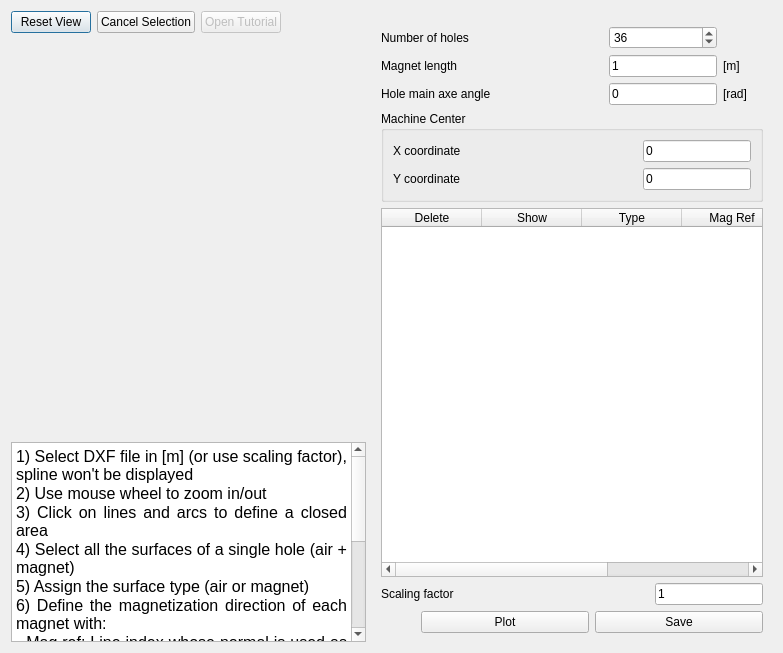
First picture: the form in pyleecan/GUI/Dxf/DXF_Hole.ui, repository Eomys/pyleecan, before the edit.
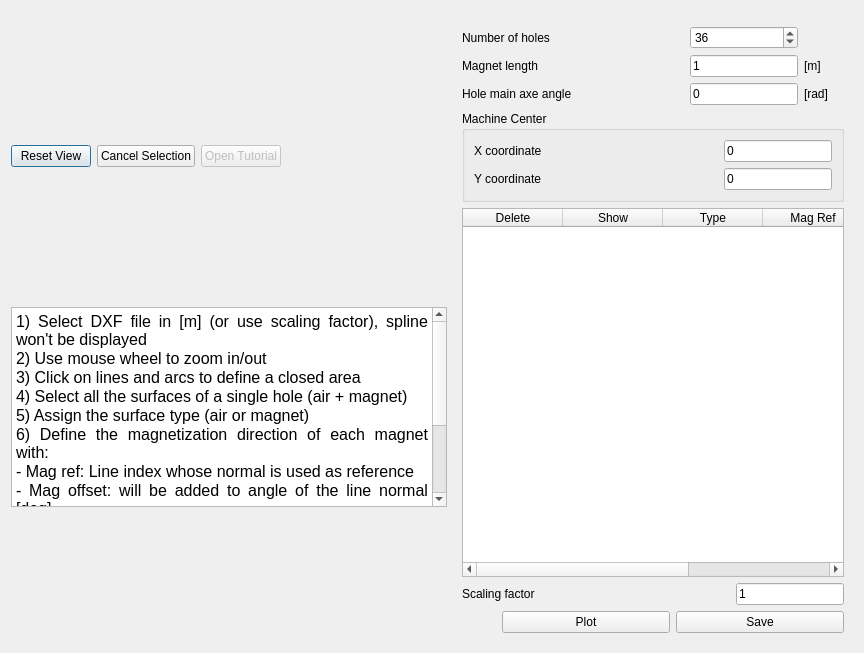
Second picture: the form after the edit. Icons and pictures are not drawn. Custom widgets are drawn as their Qt base class.

Commit message: [CO] Remove spacer from DXF layout

The edit to the form file:
```diff
--- a/pyleecan/GUI/Dxf/DXF_Hole.ui
+++ b/pyleecan/GUI/Dxf/DXF_Hole.ui
@@ -6,7 +6,7 @@
    <rect>
     <x>0</x>
     <y>0</y>
-    <width>783</width>
+    <width>864</width>
     <height>653</height>
    </rect>
   </property>
@@ -17,8 +17,10 @@
    <iconset resource="../Resources/pyleecan.qrc">
     <normaloff>:/images/images/icon/pyleecan_64.png</normaloff>:/images/images/icon/pyleecan_64.png</iconset>
   </property>
-  <layout class="QGridLayout" name="gridLayout_2">
-   <item row="0" column="0">
+  <layout class="QHBoxLayout" name="horizontalLayout_3">
+   <item>
+    <layout class="QVBoxLayout" name="layout_plot">
+     <item>
     <layout class="QHBoxLayout" name="horizontalLayout">
      <item>
       <widget class="QPushButton" name="b_reset">
@@ -59,7 +61,37 @@
      </item>
     </layout>
    </item>
-   <item row="0" column="1" rowspan="3">
+     <item>
+      <widget class="QTextBrowser" name="textBrowser">
+       <property name="maximumSize">
+        <size>
+         <width>16777215</width>
+         <height>200</height>
+        </size>
+       </property>
+       <property name="html">
+        <string>&lt;!DOCTYPE HTML PUBLIC &quot;-//W3C//DTD HTML 4.0//EN&quot; &quot;http://www.w3.org/TR/REC-html40/strict.dtd&quot;&gt;
+&lt;html&gt;&lt;head&gt;&lt;meta name=&quot;qrichtext&quot; content=&quot;1&quot; /&gt;&lt;style type=&quot;text/css&quot;&gt;
+p, li { white-space: pre-wrap; }
+&lt;/style&gt;&lt;/head&gt;&lt;body style=&quot; font-family:'MS Shell Dlg 2'; font-size:7.8pt; font-weight:400; font-style:normal;&quot;&gt;
+&lt;p align=&quot;justify&quot; style=&quot; margin-top:0px; margin-bottom:0px; margin-left:0px; margin-right:0px; -qt-block-indent:0; text-indent:0px;&quot;&gt;&lt;span style=&quot; font-size:12pt;&quot;&gt;1) Select DXF file in [m] (or use scaling factor), spline won't be displayed&lt;/span&gt;&lt;/p&gt;
+&lt;p align=&quot;justify&quot; style=&quot; margin-top:0px; margin-bottom:0px; margin-left:0px; margin-right:0px; -qt-block-indent:0; text-indent:0px;&quot;&gt;&lt;span style=&quot; font-size:12pt;&quot;&gt;2) Use mouse wheel to zoom in/out&lt;/span&gt;&lt;/p&gt;
+&lt;p align=&quot;justify&quot; style=&quot; margin-top:0px; margin-bottom:0px; margin-left:0px; margin-right:0px; -qt-block-indent:0; text-indent:0px;&quot;&gt;&lt;span style=&quot; font-size:12pt;&quot;&gt;3) Click on lines and arcs to define a closed area&lt;/span&gt;&lt;/p&gt;
+&lt;p align=&quot;justify&quot; style=&quot; margin-top:0px; margin-bottom:0px; margin-left:0px; margin-right:0px; -qt-block-indent:0; text-indent:0px;&quot;&gt;&lt;span style=&quot; font-size:12pt;&quot;&gt;4) Select all the surfaces of a single hole (air + magnet)&lt;/span&gt;&lt;/p&gt;
+&lt;p align=&quot;justify&quot; style=&quot; margin-top:0px; margin-bottom:0px; margin-left:0px; margin-right:0px; -qt-block-indent:0; text-indent:0px;&quot;&gt;&lt;span style=&quot; font-size:12pt;&quot;&gt;5) Assign the surface type (air or magnet)&lt;/span&gt;&lt;/p&gt;
+&lt;p align=&quot;justify&quot; style=&quot; margin-top:0px; margin-bottom:0px; margin-left:0px; margin-right:0px; -qt-block-indent:0; text-indent:0px;&quot;&gt;&lt;span style=&quot; font-size:12pt;&quot;&gt;6) Define the magnetization direction of each magnet with:&lt;/span&gt;&lt;/p&gt;
+&lt;p align=&quot;justify&quot; style=&quot; margin-top:0px; margin-bottom:0px; margin-left:0px; margin-right:0px; -qt-block-indent:0; text-indent:0px;&quot;&gt;&lt;span style=&quot; font-size:12pt;&quot;&gt;- Mag ref: Line index whose normal is used as reference&lt;/span&gt;&lt;/p&gt;
+&lt;p align=&quot;justify&quot; style=&quot; margin-top:0px; margin-bottom:0px; margin-left:0px; margin-right:0px; -qt-block-indent:0; text-indent:0px;&quot;&gt;&lt;span style=&quot; font-size:12pt;&quot;&gt;- Mag offset: will be added to angle of the line normal [deg]&lt;/span&gt;&lt;/p&gt;
+&lt;p align=&quot;justify&quot; style=&quot; margin-top:0px; margin-bottom:0px; margin-left:0px; margin-right:0px; -qt-block-indent:0; text-indent:0px;&quot;&gt;&lt;span style=&quot; font-size:12pt;&quot;&gt;7) Plot to check and save&lt;/span&gt;&lt;/p&gt;
+&lt;p align=&quot;justify&quot; style=&quot;-qt-paragraph-type:empty; margin-top:0px; margin-bottom:0px; margin-left:0px; margin-right:0px; -qt-block-indent:0; text-indent:0px; font-size:12pt;&quot;&gt;&lt;br /&gt;&lt;/p&gt;
+&lt;p align=&quot;justify&quot; style=&quot; margin-top:0px; margin-bottom:0px; margin-left:0px; margin-right:0px; -qt-block-indent:0; text-indent:0px;&quot;&gt;&lt;span style=&quot; font-size:12pt;&quot;&gt;Hint: When clicking twice on a line, its color changes to define this line as magnetization reference for the magnet.&lt;/span&gt;&lt;/p&gt;
+&lt;p align=&quot;justify&quot; style=&quot; margin-top:0px; margin-bottom:0px; margin-left:0px; margin-right:0px; -qt-block-indent:0; text-indent:0px;&quot;&gt;&lt;span style=&quot; font-size:12pt;&quot;&gt;Hint: &amp;quot;Show&amp;quot; highlights the surface and display the index of each line/arc. &lt;/span&gt;&lt;/p&gt;&lt;/body&gt;&lt;/html&gt;</string>
+       </property>
+      </widget>
+     </item>
+    </layout>
+   </item>
+   <item>
     <widget class="QWidget" name="w_side" native="true">
      <property name="minimumSize">
       <size>
@@ -340,51 +372,6 @@
      </layout>
     </widget>
    </item>
-   <item row="1" column="0">
-    <layout class="QVBoxLayout" name="w_viewer">
-     <item>
-      <spacer name="verticalSpacer">
-       <property name="orientation">
-        <enum>Qt::Vertical</enum>
-       </property>
-       <property name="sizeHint" stdset="0">
-        <size>
-         <width>20</width>
-         <height>40</height>
-        </size>
-       </property>
-      </spacer>
-     </item>
-    </layout>
-   </item>
-   <item row="2" column="0">
-    <widget class="QTextBrowser" name="textBrowser">
-     <property name="maximumSize">
-      <size>
-       <width>16777215</width>
-       <height>200</height>
-      </size>
-     </property>
-     <property name="html">
-      <string>&lt;!DOCTYPE HTML PUBLIC &quot;-//W3C//DTD HTML 4.0//EN&quot; &quot;http://www.w3.org/TR/REC-html40/strict.dtd&quot;&gt;
-&lt;html&gt;&lt;head&gt;&lt;meta name=&quot;qrichtext&quot; content=&quot;1&quot; /&gt;&lt;style type=&quot;text/css&quot;&gt;
-p, li { white-space: pre-wrap; }
-&lt;/style&gt;&lt;/head&gt;&lt;body style=&quot; font-family:'MS Shell Dlg 2'; font-size:7.8pt; font-weight:400; font-style:normal;&quot;&gt;
-&lt;p align=&quot;justify&quot; style=&quot; margin-top:0px; margin-bottom:0px; margin-left:0px; margin-right:0px; -qt-block-indent:0; text-indent:0px;&quot;&gt;&lt;span style=&quot; font-family:'MS Shell Dlg 2'; font-size:12pt;&quot;&gt;1) Select DXF file in [m] (or use scaling factor), spline won't be displayed&lt;/span&gt;&lt;/p&gt;
-&lt;p align=&quot;justify&quot; style=&quot; margin-top:0px; margin-bottom:0px; margin-left:0px; margin-right:0px; -qt-block-indent:0; text-indent:0px;&quot;&gt;&lt;span style=&quot; font-family:'MS Shell Dlg 2'; font-size:12pt;&quot;&gt;2) Use mouse wheel to zoom in/out&lt;/span&gt;&lt;/p&gt;
-&lt;p align=&quot;justify&quot; style=&quot; margin-top:0px; margin-bottom:0px; margin-left:0px; margin-right:0px; -qt-block-indent:0; text-indent:0px;&quot;&gt;&lt;span style=&quot; font-family:'MS Shell Dlg 2'; font-size:12pt;&quot;&gt;3) Click on lines and arcs to define a closed area&lt;/span&gt;&lt;/p&gt;
-&lt;p align=&quot;justify&quot; style=&quot; margin-top:0px; margin-bottom:0px; margin-left:0px; margin-right:0px; -qt-block-indent:0; text-indent:0px;&quot;&gt;&lt;span style=&quot; font-family:'MS Shell Dlg 2'; font-size:12pt;&quot;&gt;4) Select all the surfaces of a single hole (air + magnet)&lt;/span&gt;&lt;/p&gt;
-&lt;p align=&quot;justify&quot; style=&quot; margin-top:0px; margin-bottom:0px; margin-left:0px; margin-right:0px; -qt-block-indent:0; text-indent:0px;&quot;&gt;&lt;span style=&quot; font-family:'MS Shell Dlg 2'; font-size:12pt;&quot;&gt;5) Assign the surface type (air or magnet)&lt;/span&gt;&lt;/p&gt;
-&lt;p align=&quot;justify&quot; style=&quot; margin-top:0px; margin-bottom:0px; margin-left:0px; margin-right:0px; -qt-block-indent:0; text-indent:0px;&quot;&gt;&lt;span style=&quot; font-family:'MS Shell Dlg 2'; font-size:12pt;&quot;&gt;6) Define the magnetization direction of each magnet with:&lt;/span&gt;&lt;/p&gt;
-&lt;p align=&quot;justify&quot; style=&quot; margin-top:0px; margin-bottom:0px; margin-left:0px; margin-right:0px; -qt-block-indent:0; text-indent:0px;&quot;&gt;&lt;span style=&quot; font-family:'MS Shell Dlg 2'; font-size:12pt;&quot;&gt;- Mag ref: Line index whose normal is used as reference&lt;/span&gt;&lt;/p&gt;
-&lt;p align=&quot;justify&quot; style=&quot; margin-top:0px; margin-bottom:0px; margin-left:0px; margin-right:0px; -qt-block-indent:0; text-indent:0px;&quot;&gt;&lt;span style=&quot; font-family:'MS Shell Dlg 2'; font-size:12pt;&quot;&gt;- Mag offset: will be added to angle of the line normal [deg]&lt;/span&gt;&lt;/p&gt;
-&lt;p align=&quot;justify&quot; style=&quot; margin-top:0px; margin-bottom:0px; margin-left:0px; margin-right:0px; -qt-block-indent:0; text-indent:0px;&quot;&gt;&lt;span style=&quot; font-family:'MS Shell Dlg 2'; font-size:12pt;&quot;&gt;7) Plot to check and save&lt;/span&gt;&lt;/p&gt;
-&lt;p align=&quot;justify&quot; style=&quot;-qt-paragraph-type:empty; margin-top:0px; margin-bottom:0px; margin-left:0px; margin-right:0px; -qt-block-indent:0; text-indent:0px; font-family:'MS Shell Dlg 2'; font-size:12pt;&quot;&gt;&lt;br /&gt;&lt;/p&gt;
-&lt;p align=&quot;justify&quot; style=&quot; margin-top:0px; margin-bottom:0px; margin-left:0px; margin-right:0px; -qt-block-indent:0; text-indent:0px;&quot;&gt;&lt;span style=&quot; font-family:'MS Shell Dlg 2'; font-size:12pt;&quot;&gt;Hint: When clicking twice on a line, its color changes to define this line as magnetization reference for the magnet.&lt;/span&gt;&lt;/p&gt;
-&lt;p align=&quot;justify&quot; style=&quot; margin-top:0px; margin-bottom:0px; margin-left:0px; margin-right:0px; -qt-block-indent:0; text-indent:0px;&quot;&gt;&lt;span style=&quot; font-family:'MS Shell Dlg 2'; font-size:12pt;&quot;&gt;Hint: &amp;quot;Show&amp;quot; highlights the surface and display the index of each line/arc. &lt;/span&gt;&lt;/p&gt;&lt;/body&gt;&lt;/html&gt;</string>
-     </property>
-    </widget>
-   </item>
   </layout>
  </widget>
  <customwidgets>
```
Lines whose indentation alone changed are shown as unchanged. The commit also changes 5 other files.
